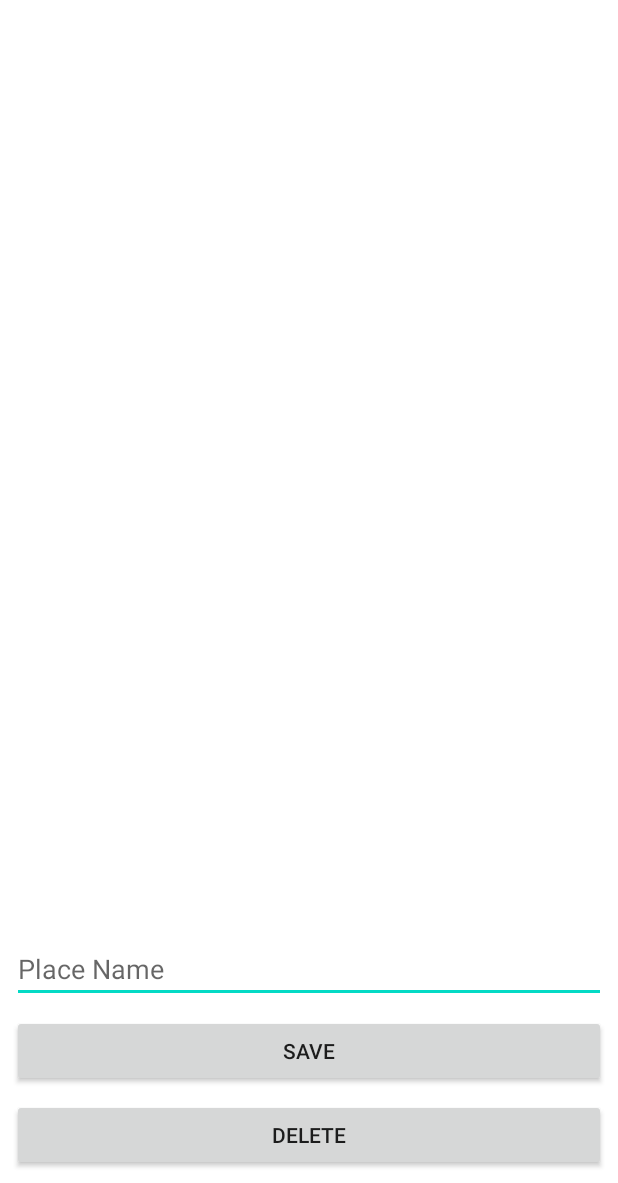
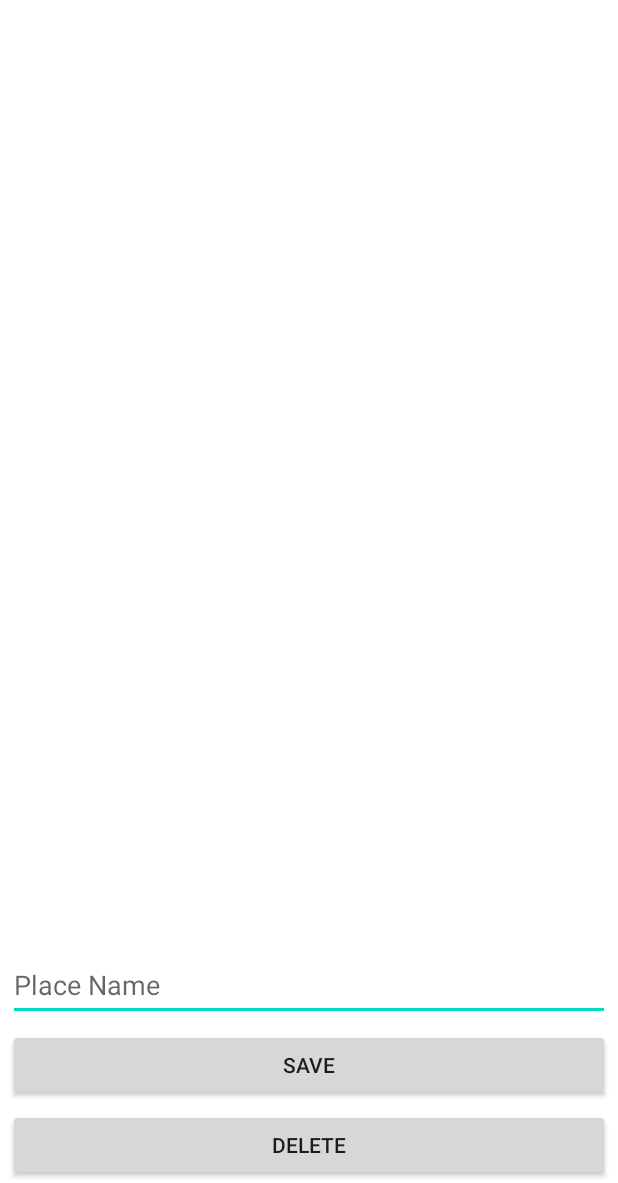
Before and after one commit to kardelencetin/JavaMaps, an Android app: the MapsActivity screen opened directly, with no data from a screen before it, on a phone screen of 412 x 824 dp, the part 53-1236 px from its top. Run offline under Robolectric (Android 15) with nearby library versions, the phone set to English and light mode, and no system bars; our stand-ins replace Room's generated code, RxJava.

```diff
--- a/app/src/main/AndroidManifest.xml
+++ b/app/src/main/AndroidManifest.xml
@@ -14,7 +14,7 @@
         android:supportsRtl="true"
         android:theme="@style/Theme.JavaMaps"
         tools:targetApi="31">
-        <activity android:name=".MainActivity"
+        <activity android:name=".view.MainActivity"
             android:exported="true">
             <intent-filter>
                 <action android:name="android.intent.action.MAIN" />
@@ -39,7 +39,7 @@
             android:value="${MAPS_API_KEY}" />
 
         <activity
-            android:name=".MapsActivity"
+            android:name=".view.MapsActivity"
             android:exported="true"
             android:label="@string/title_activity_maps">
 
--- /dev/null
+++ b/app/src/main/java/com/example/javamaps/roomdb/PlaceDao.java
@@ -0,0 +1,28 @@
+package com.example.javamaps.roomdb;
+
+import androidx.room.Dao;
+import androidx.room.Delete;
+import androidx.room.Insert;
+import androidx.room.Query;
+
+import com.example.javamaps.model.Place;
+
+import java.util.List;
+
+import io.reactivex.rxjava3.core.Completable;
+import io.reactivex.rxjava3.core.Flowable;
+
+@Dao
+public interface PlaceDao {
+    @Query("SELECT * FROM Place")
+    Flowable<List<Place>> getAll();
+
+    /* @Query("SELECT * FROM Place WHERE name = :nameinput")
+    List<Place> getAll(String nameinput); */
+
+    @Insert
+    Completable insert(Place place);
+
+    @Delete
+    Completable delete(Place place);
+}
--- /dev/null
+++ b/app/src/main/java/com/example/javamaps/roomdb/PlaceDatabase.java
@@ -0,0 +1,12 @@
+package com.example.javamaps.roomdb;
+
+import androidx.room.Database;
+import androidx.room.RoomDatabase;
+
+import com.example.javamaps.model.Place;
+
+@Database(entities = {Place.class}, version = 1)
+public abstract class PlaceDatabase extends RoomDatabase {
+    public abstract PlaceDao placeDao();
+
+}
--- a/app/src/main/java/com/example/javamaps/MainActivity.java
+++ b/app/src/main/java/com/example/javamaps/view/MainActivity.java
@@ -1,4 +1,4 @@
-package com.example.javamaps;
+package com.example.javamaps.view;
 
 import androidx.annotation.NonNull;
 import androidx.appcompat.app.AppCompatActivity;
@@ -9,12 +9,15 @@ import android.view.Menu;
 import android.view.MenuInflater;
 import android.view.MenuItem;
 
+import com.example.javamaps.R;
+
 public class MainActivity extends AppCompatActivity {
 
     @Override
     protected void onCreate(Bundle savedInstanceState) {
         super.onCreate(savedInstanceState);
         setContentView(R.layout.activity_main);
+
     }
 
     @Override
--- a/app/src/main/java/com/example/javamaps/MapsActivity.java
+++ b/app/src/main/java/com/example/javamaps/view/MapsActivity.java
@@ -1,17 +1,19 @@
-package com.example.javamaps;
+package com.example.javamaps.view;
 
 import androidx.activity.result.ActivityResultCallback;
 import androidx.activity.result.ActivityResultLauncher;
-import androidx.activity.result.contract.ActivityResultContract;
 import androidx.activity.result.contract.ActivityResultContracts;
 import androidx.annotation.NonNull;
 import androidx.core.app.ActivityCompat;
 import androidx.core.content.ContextCompat;
 import androidx.fragment.app.FragmentActivity;
+import androidx.room.Room;
+import androidx.room.RoomDatabase;
 
 import android.Manifest;
 import android.annotation.SuppressLint;
 import android.content.Context;
+import android.content.Intent;
 import android.content.SharedPreferences;
 import android.content.pm.PackageManager;
 import android.location.Location;
@@ -21,6 +23,10 @@ import android.os.Bundle;
 import android.view.View;
 import android.widget.Toast;
 
+import com.example.javamaps.R;
+import com.example.javamaps.model.Place;
+import com.example.javamaps.roomdb.PlaceDao;
+import com.example.javamaps.roomdb.PlaceDatabase;
 import com.google.android.gms.maps.CameraUpdateFactory;
 import com.google.android.gms.maps.GoogleMap;
 import com.google.android.gms.maps.OnMapReadyCallback;
@@ -29,6 +35,11 @@ import com.google.android.gms.maps.model.LatLng;
 import com.google.android.gms.maps.model.MarkerOptions;
 import com.example.javamaps.databinding.ActivityMapsBinding;
 import com.google.android.material.snackbar.Snackbar;
+
+import io.reactivex.rxjava3.android.schedulers.AndroidSchedulers;
+import io.reactivex.rxjava3.core.Scheduler;
+import io.reactivex.rxjava3.disposables.CompositeDisposable;
+import io.reactivex.rxjava3.schedulers.Schedulers;
 
 public class MapsActivity extends FragmentActivity implements OnMapReadyCallback, GoogleMap.OnMapLongClickListener {
 
@@ -39,6 +50,16 @@ public class MapsActivity extends FragmentActivity implements OnMapReadyCallback
     LocationListener locationListener;
     SharedPreferences sharedPreferences;
     boolean info;
+
+    PlaceDatabase db;
+    PlaceDao placeDao;
+
+    Double selectedLatitude;
+    Double selectedLongitude;
+
+    private CompositeDisposable compositeDisposable = new CompositeDisposable();
+
+
 
     @Override
     protected void onCreate(Bundle savedInstanceState) {
@@ -56,6 +77,14 @@ public class MapsActivity extends FragmentActivity implements OnMapReadyCallback
 
         sharedPreferences = this.getSharedPreferences("com.example.javamaps", MODE_PRIVATE);
         info = false;
+
+        db = Room.databaseBuilder(getApplicationContext(), PlaceDatabase.class, "Places")
+                // .allowMainThreadQueries()
+                .build();
+        placeDao = db.placeDao();
+
+        selectedLatitude = 0.0;
+        selectedLongitude = 0.0;
     }
 
     /**
@@ -73,10 +102,13 @@ public class MapsActivity extends FragmentActivity implements OnMapReadyCallback
         mMap = googleMap;
         mMap.setOnMapLongClickListener(this);
 
+        binding.saveButton.setEnabled(false);
+
         // 48.85959828559606, 2.292925617236018
         // LatLng eiffel = new LatLng(48.85959828559606, 2.292925617236018 );
         // mMap.addMarker(new MarkerOptions().position(eiffel).title("Eiffel Tower"));
         // mMap.moveCamera(CameraUpdateFactory.newLatLngZoom(eiffel, 15f));
+
 
         // casting
         locationManager = (LocationManager) this.getSystemService(Context.LOCATION_SERVICE);
@@ -160,5 +192,49 @@ public class MapsActivity extends FragmentActivity implements OnMapReadyCallback
     public void onMapLongClick(@NonNull LatLng latLng) {
         mMap.clear(); // onceki marker lari temizlemek icin
         mMap.addMarker(new MarkerOptions().position(latLng));
+        selectedLatitude = latLng.latitude;
+        selectedLongitude = latLng.longitude;
+
+        binding.saveButton.setEnabled(true);
+    }
+
+    public void save(View view){
+        Place place = new Place(binding.placeNameText.getText().toString(), selectedLatitude, selectedLongitude);
+
+        // threading -> Main (UI), Default (CPU Intensive), IO (network, database)
+
+        // placeDao.insert(place).subscribeOn(Schedulers.io()).subscribe(); -> easy
+
+        compositeDisposable.add(placeDao.insert(place)
+                .subscribeOn(Schedulers.io())
+                .observeOn(AndroidSchedulers.mainThread())
+                .subscribe(MapsActivity.this::handleResponse)
+        );
+
+
+    }
+
+    private void handleResponse(){
+        Intent intent = new Intent(MapsActivity.this, MainActivity.class);
+        intent.addFlags(Intent.FLAG_ACTIVITY_CLEAR_TOP);
+        startActivity(intent);
+    }
+
+    public void delete(View view){
+
+        /*
+        compositeDisposable.add(placeDao.delete()
+                .subscribeOn(Schedulers.io())
+                .observeOn(AndroidSchedulers.mainThread())
+                .subscribe(MapsActivity.this::handleResponse));
+        */
+    }
+
+
+
+    @Override
+    protected void onDestroy() {
+        super.onDestroy();
+        compositeDisposable.clear();
     }
 }
--- a/app/src/main/res/layout/activity_main.xml
+++ b/app/src/main/res/layout/activity_main.xml
@@ -4,7 +4,7 @@
     xmlns:tools="http://schemas.android.com/tools"
     android:layout_width="match_parent"
     android:layout_height="match_parent"
-    tools:context=".MainActivity">
+    tools:context=".view.MainActivity">
 
     <androidx.recyclerview.widget.RecyclerView
         android:id="@+id/recyclerView"
--- a/app/src/main/res/layout/activity_maps.xml
+++ b/app/src/main/res/layout/activity_maps.xml
@@ -1,43 +1,47 @@
 <?xml version="1.0" encoding="utf-8"?>
-<androidx.constraintlayout.widget.ConstraintLayout
+<androidx.constraintlayout.widget.ConstraintLayout xmlns:android="http://schemas.android.com/apk/res/android"
+    xmlns:map="http://schemas.android.com/apk/res-auto"
+    xmlns:tools="http://schemas.android.com/tools"
     android:layout_width="match_parent"
     android:layout_height="match_parent"
-    xmlns:android="http://schemas.android.com/apk/res/android"
-    xmlns:map="http://schemas.android.com/apk/res-auto"
-    xmlns:tools="http://schemas.android.com/tools">
+    android:orientation="vertical">
+
 
     <fragment
         android:id="@+id/map"
         android:name="com.google.android.gms.maps.SupportMapFragment"
         android:layout_width="match_parent"
         android:layout_height="0dp"
+        android:layout_marginEnd="2dp"
         map:layout_constraintBottom_toTopOf="@+id/placeNameText"
         map:layout_constraintEnd_toEndOf="parent"
         map:layout_constraintStart_toStartOf="parent"
         map:layout_constraintTop_toTopOf="parent"
-        tools:context=".MapsActivity" />
+        tools:context=".view.MapsActivity" />
 
     <EditText
         android:id="@+id/placeNameText"
         android:layout_width="match_parent"
         android:layout_height="wrap_content"
-        android:layout_marginStart="8dp"
-        android:layout_marginEnd="8dp"
-        android:layout_marginBottom="8dp"
-        android:ems="10"
+        android:layout_marginStart="5dp"
+        android:layout_marginEnd="5dp"
+        android:layout_marginBottom="5dp"
         android:hint="Place Name"
-        android:inputType="textPersonName"
+        android:minHeight="48dp"
         map:layout_constraintBottom_toTopOf="@+id/saveButton"
         map:layout_constraintEnd_toEndOf="parent"
-        map:layout_constraintStart_toStartOf="parent" />
+        map:layout_constraintStart_toStartOf="parent">
+
+    </EditText>
 
     <Button
         android:id="@+id/saveButton"
         android:layout_width="match_parent"
         android:layout_height="wrap_content"
-        android:layout_marginStart="8dp"
-        android:layout_marginEnd="8dp"
-        android:layout_marginBottom="8dp"
+        android:layout_marginStart="5dp"
+        android:layout_marginEnd="5dp"
+        android:layout_marginBottom="5dp"
+        android:onClick="save"
         android:text="Save"
         map:layout_constraintBottom_toTopOf="@+id/deleteButton"
         map:layout_constraintEnd_toEndOf="parent"
@@ -47,12 +51,12 @@
         android:id="@+id/deleteButton"
         android:layout_width="match_parent"
         android:layout_height="wrap_content"
-        android:layout_marginStart="8dp"
-        android:layout_marginEnd="8dp"
-        android:layout_marginBottom="8dp"
+        android:layout_marginStart="5dp"
+        android:layout_marginEnd="5dp"
+        android:layout_marginBottom="1dp"
+        android:onClick="delete"
         android:text="Delete"
         map:layout_constraintBottom_toBottomOf="parent"
         map:layout_constraintEnd_toEndOf="parent"
         map:layout_constraintStart_toStartOf="parent" />
-
 </androidx.constraintlayout.widget.ConstraintLayout>
```
Also changed, not shown: app/build.gradle (+11 -3 lines), app/src/main/java/com/example/javamaps/model/Place.java (added, +27 -0 lines), build.gradle (+13 -0 lines).
